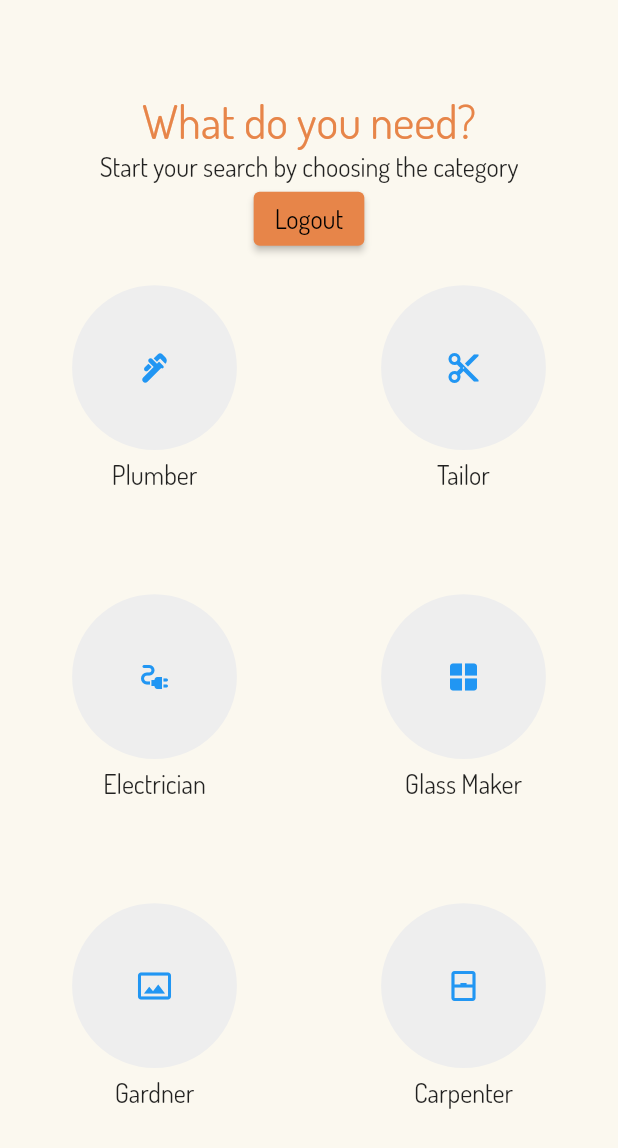
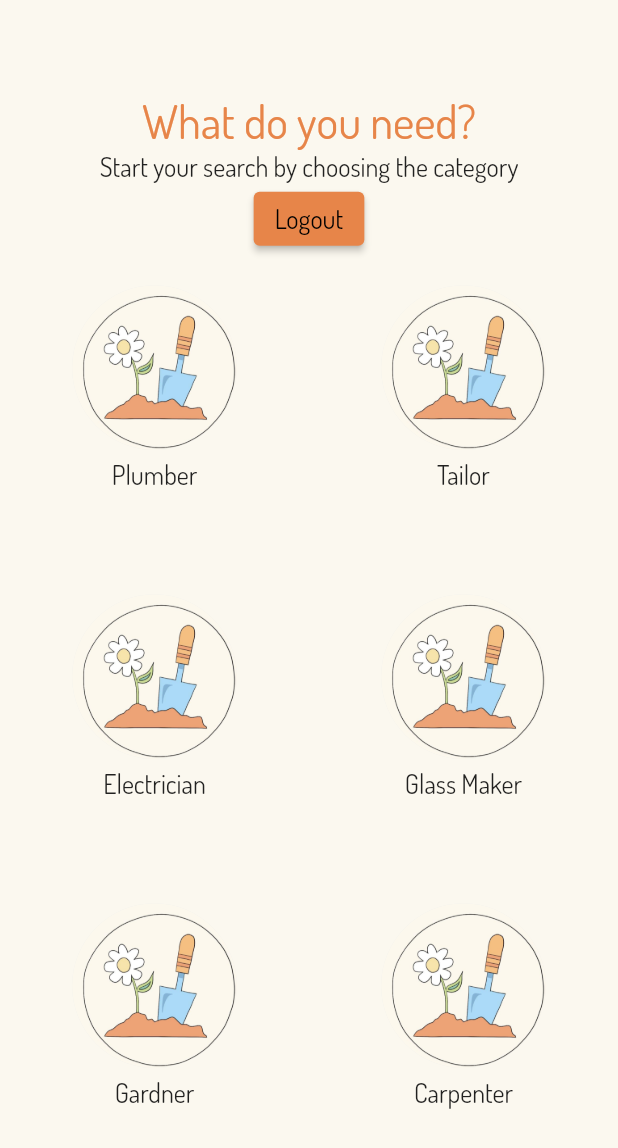
Before and after one commit to manuelmele/LAB-AP-FE, a Flutter app: the HomePage screen opened directly, on a phone screen of 412 x 824 dp. Shown: the top 1148 px of the screen. Run offline on Flutter 3.47's test engine with Material 2 defaults, Android fonts, the phone set to English and light mode, and no system bars; our stand-ins replace rating_dialog, shared_preferences; accounts and stored records are empty; project files that could hold a hidden picture were left out.

Commit message:
aggiunge immagini alla homepage
sostituite icone con immagini nella homepage

```diff
--- a/my_flutter/lib/screens/homepage/components/categories.dart
+++ b/my_flutter/lib/screens/homepage/components/categories.dart
@@ -9,45 +9,28 @@ class Categories extends StatelessWidget {
   Widget build(BuildContext context) {
     List<Map<String, dynamic>> categories = [
       {
-        "icon": const Icon(
-          Icons.plumbing,
-          color: Colors.blue,
-        ),
+        "icon": const AssetImage("assets/images/gardner.png"),
         "text": "Plumber"
       },
+      {"icon": const AssetImage("assets/images/gardner.png"), "text": "Tailor"},
       {
-        "icon": const Icon(
-          Icons.cut,
-          color: Colors.blue,
-        ),
-        "text": "Tailor"
-      },
-      {
-        "icon": const Icon(
-          Icons.electrical_services,
-          color: Colors.blue,
-        ),
+        "icon": const AssetImage("assets/images/gardner.png"),
         "text": "Electrician"
       },
       {
-        "icon": const Icon(
-          Icons.window_rounded,
-          color: Colors.blue,
-        ),
+        "icon": const AssetImage("assets/images/gardner.png"),
         "text": "Glass Maker"
       },
       {
-        "icon": const Icon(
-          Icons.photo_size_select_actual_outlined,
-          color: Colors.blue,
-        ),
+        "icon": const AssetImage("assets/images/gardner.png"),
+        //"icon": const Icon(
+        //Icons.photo_size_select_actual_outlined,
+        //color: Colors.blue,
+        //),
         "text": "Gardner"
       },
       {
-        "icon": const Icon(
-          Icons.sensor_window_outlined,
-          color: Colors.blue,
-        ),
+        "icon": const AssetImage("assets/images/gardner.png"),
         "text": "Carpenter"
       },
     ];
@@ -63,7 +46,7 @@ class Categories extends StatelessWidget {
         itemCount: categories.length,
         itemBuilder: (BuildContext ctx, int index) {
           return CategoryCard(
-            icon: categories[index]["icon"],
+            image: categories[index]["icon"],
             text: categories[index]["text"],
             press: () {
               String _category = categories[index]["text"];
@@ -83,12 +66,12 @@ class Categories extends StatelessWidget {
 class CategoryCard extends StatelessWidget {
   const CategoryCard({
     Key? key,
-    required this.icon,
+    required this.image,
     required this.text,
     required this.press,
   }) : super(key: key);
 
-  final Icon? icon;
+  final AssetImage? image;
   final String? text;
   final GestureTapCallback press;
 
@@ -102,10 +85,13 @@ class CategoryCard extends StatelessWidget {
             height: getProportionateScreenWidth(100),
             width: getProportionateScreenWidth(100),
             decoration: BoxDecoration(
-              color: Colors.grey[200],
-              borderRadius: BorderRadius.circular(100),
-            ),
-            child: icon!,
+                color: Colors.grey[200],
+                borderRadius: BorderRadius.circular(100),
+                image: DecorationImage(
+                  image: image!,
+                  fit: BoxFit.fill,
+                )),
+            //child: icon!,
           ),
           const SizedBox(height: 5),
           Text(text!, textAlign: TextAlign.center)
--- a/my_flutter/pubspec.yaml
+++ b/my_flutter/pubspec.yaml
@@ -71,6 +71,7 @@ flutter:
      - assets/images/workers.jpg
      - assets/images/shop.jpg
      - assets/images/parrot_cut.png
+     - assets/images/gardner.png
 
 
   # An image asset can refer to one or more resolution-specific "variants", see
```
Also changed, not shown: my_flutter/assets/images/gardner.png (added).
